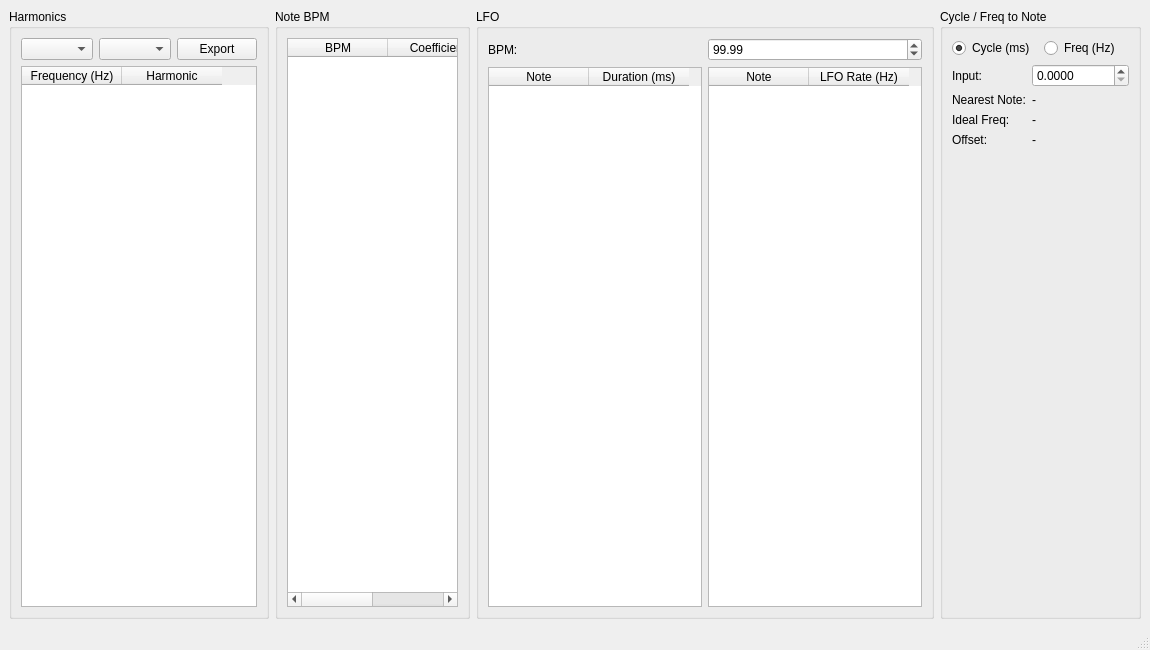
This is mainwindow.ui in MarioUnoDueTreQuattro/CalcFreq as Qt 5 draws it before an edit. The edited form follows.
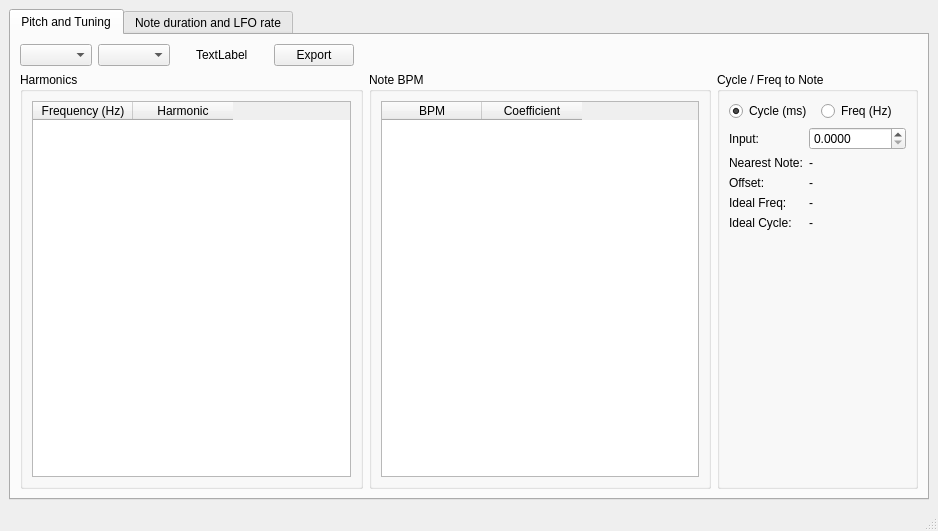
This is the edited form. Icons and pictures are not drawn.

Commit message: dotted and triplet in LFO, cycle duration

Patch:
```diff
--- a/mainwindow.ui
+++ b/mainwindow.ui
@@ -6,8 +6,8 @@
    <rect>
     <x>0</x>
     <y>0</y>
-    <width>1150</width>
-    <height>650</height>
+    <width>938</width>
+    <height>531</height>
    </rect>
   </property>
   <property name="windowTitle">
@@ -18,13 +18,17 @@
     <normaloff>:/icons/calcfreq.svg</normaloff>:/icons/calcfreq.svg</iconset>
   </property>
   <widget class="QWidget" name="centralWidget">
-   <layout class="QHBoxLayout" name="horizontalLayout">
+   <layout class="QVBoxLayout" name="verticalLayout_2">
     <item>
-     <widget class="QGroupBox" name="groupHarmonics">
-      <property name="title">
-       <string>Harmonics</string>
+     <widget class="QTabWidget" name="tabWidget">
+      <property name="currentIndex">
+       <number>0</number>
       </property>
-      <layout class="QVBoxLayout" name="layoutH">
+      <widget class="QWidget" name="tab">
+       <attribute name="title">
+        <string>Pitch and Tuning</string>
+       </attribute>
+       <layout class="QVBoxLayout" name="verticalLayout_7">
        <item>
         <layout class="QHBoxLayout" name="layoutHControls">
          <item>
@@ -33,6 +37,45 @@
          <item>
           <widget class="QComboBox" name="comboOctaveMode"/>
          </item>
+          <item>
+           <spacer name="horizontalSpacer_3">
+            <property name="orientation">
+             <enum>Qt::Orientation::Horizontal</enum>
+            </property>
+            <property name="sizeType">
+             <enum>QSizePolicy::Policy::Fixed</enum>
+            </property>
+            <property name="sizeHint" stdset="0">
+             <size>
+              <width>20</width>
+              <height>20</height>
+             </size>
+            </property>
+           </spacer>
+          </item>
+          <item>
+           <widget class="QLabel" name="lblNoteCycleMs">
+            <property name="text">
+             <string>TextLabel</string>
+            </property>
+           </widget>
+          </item>
+          <item>
+           <spacer name="horizontalSpacer_4">
+            <property name="orientation">
+             <enum>Qt::Orientation::Horizontal</enum>
+            </property>
+            <property name="sizeType">
+             <enum>QSizePolicy::Policy::Fixed</enum>
+            </property>
+            <property name="sizeHint" stdset="0">
+             <size>
+              <width>20</width>
+              <height>20</height>
+             </size>
+            </property>
+           </spacer>
+          </item>
          <item>
           <widget class="QPushButton" name="btnExport">
            <property name="text">
@@ -40,8 +83,29 @@
            </property>
           </widget>
          </item>
-        </layout>
-       </item>
+          <item>
+           <spacer name="horizontalSpacer_2">
+            <property name="orientation">
+             <enum>Qt::Orientation::Horizontal</enum>
+            </property>
+            <property name="sizeHint" stdset="0">
+             <size>
+              <width>40</width>
+              <height>20</height>
+             </size>
+            </property>
+           </spacer>
+          </item>
+         </layout>
+        </item>
+        <item>
+         <layout class="QHBoxLayout" name="horizontalLayout">
+          <item>
+           <widget class="QGroupBox" name="groupHarmonics">
+            <property name="title">
+             <string>Harmonics</string>
+            </property>
+            <layout class="QVBoxLayout" name="verticalLayout_3">
        <item>
         <widget class="QTableWidget" name="tableHarmonics">
          <column>
@@ -82,68 +146,6 @@
       </layout>
      </widget>
     </item>
-    <item>
-     <widget class="QGroupBox" name="groupTempo">
-      <property name="title">
-       <string>LFO</string>
-      </property>
-      <layout class="QVBoxLayout" name="layoutT">
-       <item>
-        <layout class="QHBoxLayout" name="layoutBpmInput">
-         <item>
-          <widget class="QLabel" name="lblBpm">
-           <property name="text">
-            <string>BPM:</string>
-           </property>
-          </widget>
-         </item>
-         <item>
-          <widget class="QDoubleSpinBox" name="spinBpm">
-           <property name="maximum">
-            <double>499.990000000000009</double>
-           </property>
-           <property name="value">
-            <double>99.989999999999995</double>
-           </property>
-          </widget>
-         </item>
-        </layout>
-       </item>
-       <item>
-        <layout class="QHBoxLayout" name="layoutTTables">
-         <item>
-          <widget class="QTableWidget" name="tableTempo">
-           <column>
-            <property name="text">
-             <string>Note</string>
-            </property>
-           </column>
-           <column>
-            <property name="text">
-             <string>Duration (ms)</string>
-            </property>
-           </column>
-          </widget>
-         </item>
-         <item>
-          <widget class="QTableWidget" name="tableLfo">
-           <column>
-            <property name="text">
-             <string>Note</string>
-            </property>
-           </column>
-           <column>
-            <property name="text">
-             <string>LFO Rate (Hz)</string>
-            </property>
-           </column>
-          </widget>
-         </item>
-        </layout>
-       </item>
-      </layout>
-     </widget>
-    </item>
     <item>
      <widget class="QGroupBox" name="groupCycleTuner">
       <property name="title">
@@ -206,34 +208,165 @@
         </widget>
        </item>
        <item row="3" column="0">
-        <widget class="QLabel" name="lblResFreqTag">
-         <property name="text">
-          <string>Ideal Freq:</string>
-         </property>
-        </widget>
-       </item>
-       <item row="3" column="1">
-        <widget class="QLabel" name="lblResFreq">
-         <property name="text">
-          <string>-</string>
-         </property>
-        </widget>
-       </item>
-       <item row="4" column="0">
         <widget class="QLabel" name="lblResCentsTag">
          <property name="text">
           <string>Offset:</string>
          </property>
         </widget>
        </item>
-       <item row="4" column="1">
+             <item row="3" column="1">
         <widget class="QLabel" name="lblResCents">
          <property name="text">
           <string>-</string>
          </property>
         </widget>
        </item>
-      </layout>
+             <item row="4" column="0">
+              <widget class="QLabel" name="lblResFreqTag">
+               <property name="text">
+                <string>Ideal Freq:</string>
+               </property>
+              </widget>
+             </item>
+             <item row="4" column="1">
+              <widget class="QLabel" name="lblResFreq">
+               <property name="text">
+                <string>-</string>
+               </property>
+              </widget>
+             </item>
+             <item row="5" column="0">
+              <widget class="QLabel" name="lblResCycleTag">
+               <property name="text">
+                <string>Ideal Cycle:</string>
+               </property>
+              </widget>
+             </item>
+             <item row="5" column="1">
+              <widget class="QLabel" name="lblResCycle">
+               <property name="text">
+                <string>-</string>
+               </property>
+              </widget>
+             </item>
+            </layout>
+           </widget>
+          </item>
+         </layout>
+        </item>
+       </layout>
+      </widget>
+      <widget class="QWidget" name="tab_2">
+       <attribute name="title">
+        <string>Note duration and LFO rate</string>
+       </attribute>
+       <layout class="QVBoxLayout" name="verticalLayout_5">
+        <item>
+         <layout class="QHBoxLayout" name="layoutBpmInput">
+          <item>
+           <widget class="QLabel" name="lblBpm">
+            <property name="text">
+             <string>BPM:</string>
+            </property>
+           </widget>
+          </item>
+          <item>
+           <widget class="QDoubleSpinBox" name="spinBpm">
+            <property name="maximum">
+             <double>499.990000000000009</double>
+            </property>
+            <property name="value">
+             <double>99.989999999999995</double>
+            </property>
+           </widget>
+          </item>
+          <item>
+           <spacer name="horizontalSpacer">
+            <property name="orientation">
+             <enum>Qt::Orientation::Horizontal</enum>
+            </property>
+            <property name="sizeHint" stdset="0">
+             <size>
+              <width>40</width>
+              <height>20</height>
+             </size>
+            </property>
+           </spacer>
+          </item>
+         </layout>
+        </item>
+        <item>
+         <layout class="QHBoxLayout" name="horizontalLayout_2">
+          <item>
+           <widget class="QGroupBox" name="groupTempo">
+            <property name="title">
+             <string>Note duration</string>
+            </property>
+            <layout class="QVBoxLayout" name="verticalLayout">
+             <item>
+              <widget class="QTableWidget" name="tableTempo">
+               <column>
+                <property name="text">
+                 <string>Note</string>
+                </property>
+               </column>
+               <column>
+                <property name="text">
+                 <string>Staight (ms)</string>
+                </property>
+               </column>
+               <column>
+                <property name="text">
+                 <string>Triplet (ms)</string>
+                </property>
+               </column>
+               <column>
+                <property name="text">
+                 <string>Dotted (ms)</string>
+                </property>
+               </column>
+              </widget>
+             </item>
+            </layout>
+           </widget>
+          </item>
+          <item>
+           <widget class="QGroupBox" name="groupBox">
+            <property name="title">
+             <string>LFO rate</string>
+            </property>
+            <layout class="QVBoxLayout" name="verticalLayout_4">
+             <item>
+              <widget class="QTableWidget" name="tableLfo">
+               <column>
+                <property name="text">
+                 <string>Note</string>
+                </property>
+               </column>
+               <column>
+                <property name="text">
+                 <string>Straight (Hz)</string>
+                </property>
+               </column>
+               <column>
+                <property name="text">
+                 <string>Triplet (Hz)</string>
+                </property>
+               </column>
+               <column>
+                <property name="text">
+                 <string>Dotted (Hz)</string>
+                </property>
+               </column>
+              </widget>
+             </item>
+            </layout>
+           </widget>
+          </item>
+         </layout>
+        </item>
+       </layout>
+      </widget>
      </widget>
     </item>
    </layout>
```
Left out of the diff: 7 changed lines with no effect on the pictures. Lines whose indentation alone changed are shown as unchanged. The commit also changes 4 other files.
